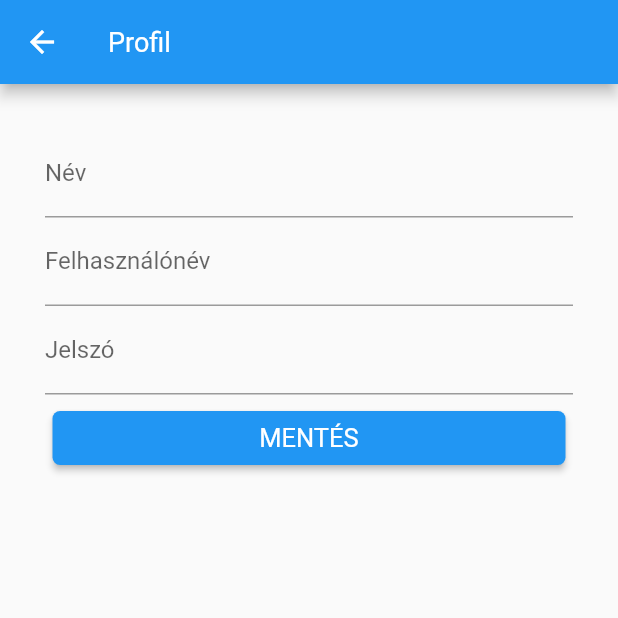
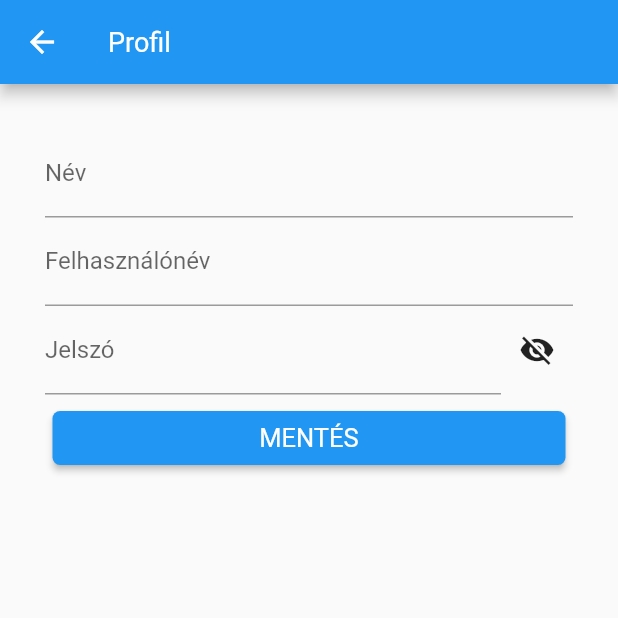
Before and after one commit to krekab16/Szakdolgozat, a Flutter app: the ProfileScreen screen opened directly, on a phone screen of 412 x 824 dp, the top half of it. Run offline on Flutter 3.47's test engine with Material 2 defaults, Android fonts, the phone set to English and light mode, and no system bars; our stand-ins replace cloud_firestore, firebase_auth, firebase_core, firebase_storage, fluttertoast, geocoding and 3 more; missing offline and left inert: form_builder_image_picker; accounts and stored records are empty.

Commit message:
Jelszo mezo elrejtese

```diff
--- a/application/lib/ui/new_event_screen_ui.dart
+++ b/application/lib/ui/new_event_screen_ui.dart
@@ -142,7 +142,8 @@ class _NewEventScreenState extends State<NewEventScreen> {
                   (newEventStuffLimit) => newEventScreenViewModel
                       .setStuffLimit(int.parse(newEventStuffLimit)),
                   (value) =>
-                      newEventScreenViewModel.validateStuffLimit(value!)),
+                      newEventScreenViewModel.validateStuffLimit(value!),
+              ),
               Padding(
                 padding: const EdgeInsets.all(8.0),
                 child: TextFormField(
--- a/application/lib/ui/profile_screen_ui.dart
+++ b/application/lib/ui/profile_screen_ui.dart
@@ -4,6 +4,7 @@ import 'package:fluttertoast/fluttertoast.dart';
 import 'package:provider/provider.dart';
 import '../utils/colors.dart';
 import '../utils/my_button.dart';
+import '../utils/password_input_box.dart';
 import '../utils/styles.dart';
 import '../utils/text_strings.dart';
 
@@ -16,6 +17,7 @@ class ProfileScreen extends StatefulWidget {
 
 class _ProfileScreenState extends State<ProfileScreen> {
   final GlobalKey<FormState> _formKey = GlobalKey<FormState>();
+  bool passwordVisible = true;
 
   @override
   Widget build(BuildContext context) {
@@ -55,14 +57,30 @@ class _ProfileScreenState extends State<ProfileScreen> {
                     profileViewModel.setProfileUserName(value),
                 validator: (value) => profileViewModel.validateUserName(value!),
               ),
-              TextFormField(
-                decoration: InputDecoration(labelText: password),
-                controller: TextEditingController(
-                  text: profileViewModel.getProfilePassword(),
-                ),
-                onChanged: (value) =>
-                    profileViewModel.setProfilePassword(value),
-                validator: (value) => profileViewModel.validatePassword(value!),
+              Row(
+                children: [
+                  Expanded(
+                    child: TextFormField(
+                      obscureText: passwordVisible,
+                      decoration: InputDecoration(
+                        labelText: password,
+                      ),
+                      controller: TextEditingController(
+                        text: profileViewModel.getProfilePassword(),
+                      ),
+                      onChanged: (value) => profileViewModel.setProfilePassword(value),
+                      validator: (value) => profileViewModel.validatePassword(value!),
+                    ),
+                  ),
+                  IconButton(
+                    icon: Icon(passwordVisible ? Icons.visibility_off : Icons.visibility),
+                    onPressed: () {
+                      setState(() {
+                        passwordVisible = !passwordVisible;
+                      });
+                    },
+                  ),
+                ],
               ),
               Padding(
                 padding: const EdgeInsets.all(5),
```
Also changed, not shown: application/lib/ui/log_in_screen_ui.dart (+18 -3 lines), application/lib/ui/sign_up_screen_ui.dart (+18 -4 lines), application/lib/utils/password_input_box.dart (added, +42 -0 lines).
